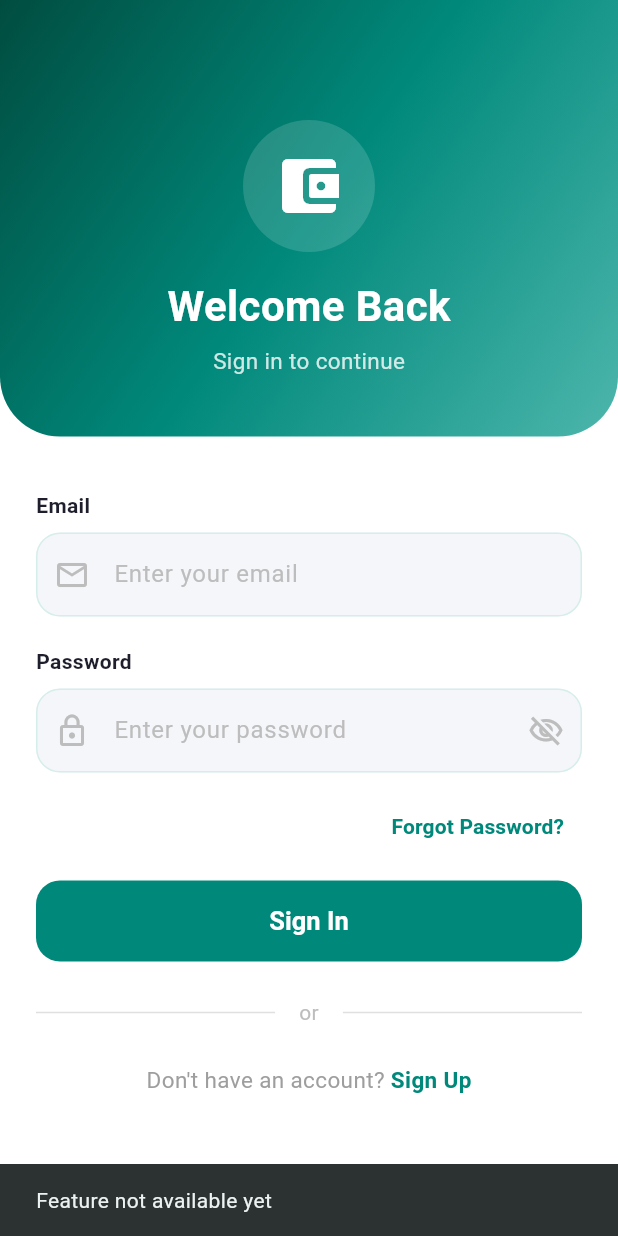
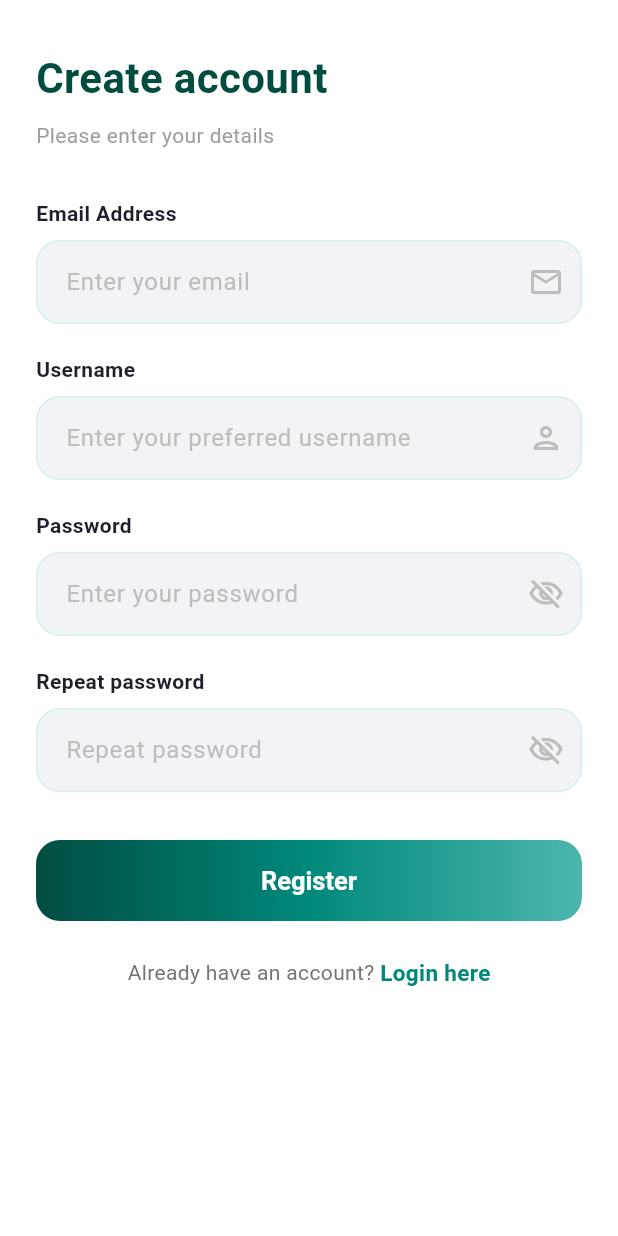
Before and after one commit to Jovin2301/FinSight, a Flutter app: the LoginScreen screen opened directly, after a tap on "Sign Up", on a phone screen of 412 x 824 dp. Run offline on Flutter 3.47's test engine with Material 3 defaults, Android fonts, the phone set to English and light mode, and no system bars; missing offline and left inert: currency_picker.

Commit message:
register screen added, will need further code implementation.

```diff
--- a/finsight/lib/main.dart
+++ b/finsight/lib/main.dart
@@ -74,7 +74,7 @@ class FinSightApp extends StatelessWidget {
           ),
         ),
       ),
-      home: const MainScreen(),
+      home: const LoginScreen(),
     );
   }
 }
--- a/finsight/lib/screens/login_screen.dart
+++ b/finsight/lib/screens/login_screen.dart
@@ -1,3 +1,5 @@
+import 'package:finsight/screens/main_navigation_screen.dart';
+import 'package:finsight/screens/register_screen.dart';
 import 'package:flutter/material.dart';
 import './main_screen.dart';
 import 'dart:convert';
@@ -52,7 +54,6 @@ class _LoginScreenState extends State<LoginScreen> {
         );
       }
     } catch (e) {
-      print('Log error: $e');
       ScaffoldMessenger.of(context).showSnackBar(
         const SnackBar(content: Text('Could not connect to server')),
       );
@@ -250,11 +251,9 @@ class _LoginScreenState extends State<LoginScreen> {
                       ),
                       GestureDetector(
                         onTap: () {
-                          ScaffoldMessenger.of(context).showSnackBar(
-                            const SnackBar(
-                              content: Text('Feature not available yet'),
-                              duration: Duration(seconds: 2),
-                            ),
+                          Navigator.push(
+                            context,
+                            MaterialPageRoute(builder: (context) => const RegisterScreen()),
                           );
                         },
                         child: const Text(
--- /dev/null
+++ b/finsight/lib/screens/register_screen.dart
@@ -0,0 +1,262 @@
+import 'package:flutter/material.dart';
+import './login_screen.dart';
+import 'dart:convert';
+import 'package:http/http.dart' as http;
+
+class RegisterScreen extends StatefulWidget {
+  const RegisterScreen({super.key});
+
+  @override
+  State<RegisterScreen> createState() => _RegisterScreenState();
+}
+
+class _RegisterScreenState extends State<RegisterScreen> {
+  final _emailController = TextEditingController();
+  final _passwordController = TextEditingController();
+  final _confirmPasswordController = TextEditingController();
+  bool _obscurePassword = true;
+  bool _obscureConfirmPassword = true;
+
+  @override
+  void dispose() {
+    _emailController.dispose();
+    _passwordController.dispose();
+    _confirmPasswordController.dispose();
+    super.dispose();
+  }
+
+  Future<void> _register() async {
+    final email = _emailController.text.trim();
+    final password = _passwordController.text.trim();
+    final confirmPassword = _confirmPasswordController.text.trim();
+
+    if (email.isEmpty || password.isEmpty || confirmPassword.isEmpty) {
+      ScaffoldMessenger.of(context).showSnackBar(
+        const SnackBar(content: Text('Please fill in all fields')),
+      );
+      return;
+    }
+
+    if (password != confirmPassword) {
+      ScaffoldMessenger.of(context).showSnackBar(
+        const SnackBar(content: Text('Passwords do not match')),
+      );
+      return;
+    }
+
+    try {
+      final response = await http.post(
+        Uri.parse('http://127.0.0.1:3000/user'),
+        headers: {'Content-Type': 'application/json'},
+        body: jsonEncode({'userEmail': email, 'userPassword': password}),
+      );
+
+      if (response.statusCode == 201) {
+        Navigator.pushReplacement(
+          context,
+          MaterialPageRoute(builder: (context) => const LoginScreen()),
+        );
+      } else {
+        ScaffoldMessenger.of(context).showSnackBar(
+          const SnackBar(content: Text('Could not create account')),
+        );
+      }
+    } catch (e) {
+      ScaffoldMessenger.of(context).showSnackBar(
+        const SnackBar(content: Text('Could not connect to server')),
+      );
+    }
+  }
+
+  Widget _buildField({
+    required String label,
+    required TextEditingController controller,
+    required String hint,
+    bool obscure = false,
+    Widget? suffixIcon,
+    TextInputType? keyboardType,
+  }) {
+    return Column(
+      crossAxisAlignment: CrossAxisAlignment.start,
+      children: [
+        Text(
+          label,
+          style: const TextStyle(
+            fontSize: 14,
+            fontWeight: FontWeight.w600,
+            color: Color(0xFF1E1E2D),
+          ),
+        ),
+        const SizedBox(height: 8),
+        TextField(
+          controller: controller,
+          obscureText: obscure,
+          keyboardType: keyboardType,
+          decoration: InputDecoration(
+            hintText: hint,
+            hintStyle: TextStyle(color: Colors.grey[400]),
+            suffixIcon: suffixIcon,
+            filled: true,
+            fillColor: const Color(0xFFF2F3F7),
+            border: OutlineInputBorder(
+              borderRadius: BorderRadius.circular(14),
+              borderSide: BorderSide.none,
+            ),
+            contentPadding:
+                const EdgeInsets.symmetric(horizontal: 16, vertical: 16),
+          ),
+        ),
+      ],
+    );
+  }
+
+  @override
+  Widget build(BuildContext context) {
+    return Scaffold(
+      backgroundColor: Colors.white,
+      body: SafeArea(
+        child: SingleChildScrollView(
+          padding: const EdgeInsets.symmetric(horizontal: 24, vertical: 32),
+          child: Column(
+            crossAxisAlignment: CrossAxisAlignment.start,
+            children: [
+              const Text(
+                'Create account',
+                style: TextStyle(
+                  fontSize: 28,
+                  fontWeight: FontWeight.bold,
+                  color: Color(0xFF004D40),
+                ),
+              ),
+              const SizedBox(height: 8),
+              Text(
+                'Please enter your details',
+                style: TextStyle(fontSize: 14, color: Colors.grey[500]),
+              ),
+              const SizedBox(height: 32),
+
+              // Email field
+              _buildField(
+                label: 'Email Address',
+                controller: _emailController,
+                hint: 'Enter your email',
+                keyboardType: TextInputType.emailAddress,
+                suffixIcon: Icon(Icons.email_outlined, color: Colors.grey[400]),
+              ),
+              const SizedBox(height: 20),
+
+              _buildField(
+                label: 'Username',
+                controller: _emailController,
+                hint: 'Enter your preferred username',
+                keyboardType: TextInputType.emailAddress,
+                suffixIcon: Icon(Icons.person_outlined, color: Colors.grey[400]),
+              ),
+              const SizedBox(height: 20),
+
+              // Password field
+              _buildField(
+                label: 'Password',
+                controller: _passwordController,
+                hint: 'Enter your password',
+                obscure: _obscurePassword,
+                suffixIcon: GestureDetector(
+                  onTap: () =>
+                      setState(() => _obscurePassword = !_obscurePassword),
+                  child: Icon(
+                    _obscurePassword
+                        ? Icons.visibility_off_outlined
+                        : Icons.visibility_outlined,
+                    color: Colors.grey[400],
+                  ),
+                ),
+              ),
+              const SizedBox(height: 20),
+
+              // Repeat password field
+              _buildField(
+                label: 'Repeat password',
+                controller: _confirmPasswordController,
+                hint: 'Repeat password',
+                obscure: _obscureConfirmPassword,
+                suffixIcon: GestureDetector(
+                  onTap: () => setState(
+                      () => _obscureConfirmPassword = !_obscureConfirmPassword),
+                  child: Icon(
+                    _obscureConfirmPassword
+                        ? Icons.visibility_off_outlined
+                        : Icons.visibility_outlined,
+                    color: Colors.grey[400],
+                  ),
+                ),
+              ),
+              const SizedBox(height: 32),
+
+              // Register button (gradient)
+              Container(
+                width: double.infinity,
+                height: 54,
+                decoration: BoxDecoration(
+                  gradient: const LinearGradient(
+                    colors: [Color(0xFF004D40), Color(0xFF00897B), Color(0xFF4DB6AC)],
+                    begin: Alignment.centerLeft,
+                    end: Alignment.centerRight,
+                  ),
+                  borderRadius: BorderRadius.circular(16),
+                ),
+                child: ElevatedButton(
+                  onPressed: _register,
+                  style: ElevatedButton.styleFrom(
+                    backgroundColor: Colors.transparent,
+                    shadowColor: Colors.transparent,
+                    elevation: 0,
+                    shape: RoundedRectangleBorder(
+                      borderRadius: BorderRadius.circular(16),
+                    ),
+                  ),
+                  child: const Text(
+                    'Register',
+                    style: TextStyle(
+                      color: Colors.white,
+                      fontSize: 17,
+                      fontWeight: FontWeight.bold,
+                    ),
+                  ),
+                ),
+              ),
+              const SizedBox(height: 24),
+
+              // Login button (light mint)
+              Row(
+                mainAxisAlignment: MainAxisAlignment.center,
+                children: [
+                  Text(
+                    "Already have an account? ",
+                    style: TextStyle(color: Colors.grey[600], fontSize: 14),
+                  ),
+                  GestureDetector(
+                    onTap: () {
+                      Navigator.push(
+                        context,
+                        MaterialPageRoute(builder: (context) => const LoginScreen()),
+                      );
+                    },
+                    child: const Text(
+                      'Login here',
+                      style: TextStyle(
+                        color: Color(0xFF00897B),
+                        fontSize: 15,
+                        fontWeight: FontWeight.bold,
+                      ),
+                    ),
+                  ),
+                ],
+              ),
+              const SizedBox(height: 32),
+            ]
+          )
+        ),
+      ),
+    );
+  }
+}
```
Also changed, not shown: 2 other files.
